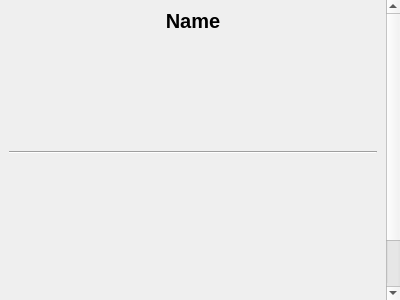
Above: src/ui/modrinth/modrinthmodinfowidget.ui from kaniol-lck/modmanager before the change. Below: the same form after it.
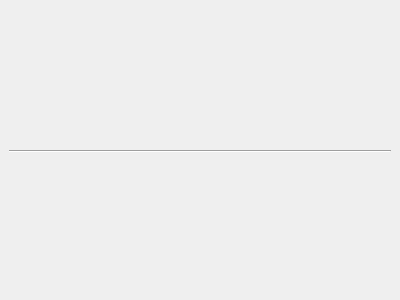
That is the form after the change. Icons and pictures are not drawn. Custom widgets are drawn as their Qt base class.

Commit message: add button to open curseforge/modrinth website (#60)

Diff of the .ui file:
```diff
--- a/src/ui/modrinth/modrinthmodinfowidget.ui
+++ b/src/ui/modrinth/modrinthmodinfowidget.ui
@@ -36,36 +36,30 @@
        <rect>
         <x>0</x>
         <y>0</y>
-        <width>379</width>
-        <height>378</height>
+        <width>400</width>
+        <height>300</height>
        </rect>
       </property>
       <layout class="QVBoxLayout" name="verticalLayout">
        <item>
-        <widget class="QLabel" name="modName">
-         <property name="sizePolicy">
-          <sizepolicy hsizetype="Expanding" vsizetype="Minimum">
-           <horstretch>0</horstretch>
-           <verstretch>0</verstretch>
-          </sizepolicy>
-         </property>
+        <layout class="QHBoxLayout" name="horizontalLayout">
+         <item>
+          <widget class="QToolButton" name="modName">
          <property name="font">
           <font>
            <pointsize>15</pointsize>
-           <weight>75</weight>
            <bold>true</bold>
           </font>
          </property>
-         <property name="text">
-          <string notr="true">Name</string>
-         </property>
-         <property name="alignment">
-          <set>Qt::AlignCenter</set>
-         </property>
-         <property name="wordWrap">
+           <property name="popupMode">
+            <enum>QToolButton::InstantPopup</enum>
+           </property>
+           <property name="autoRaise">
           <bool>true</bool>
          </property>
         </widget>
+         </item>
+        </layout>
        </item>
        <item>
         <layout class="QGridLayout" name="gridLayout">
```
Left out of the diff: 27 changed lines with no effect on the pictures. Lines whose indentation alone changed are shown as unchanged. The commit also changes 9 other files.
